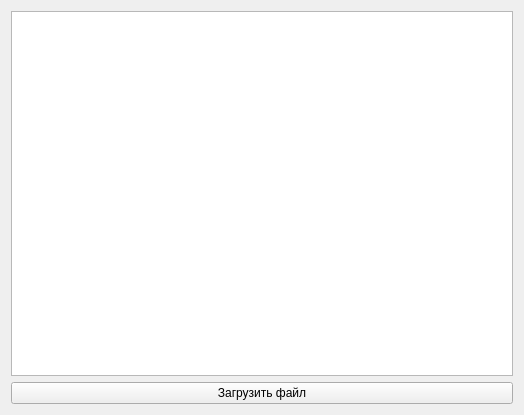
Above: widgets/dmimportform.ui from wepavel/BLSMark before the change. Below: the same form after it.
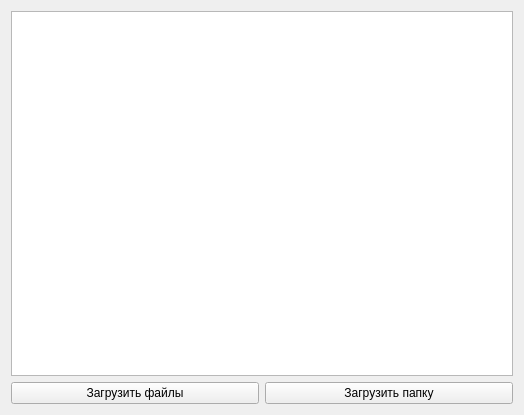
That is the form after the change. Custom widgets are drawn as their Qt base class.

```diff
--- a/widgets/dmimportform.ui
+++ b/widgets/dmimportform.ui
@@ -18,14 +18,32 @@
     <widget class="QTableView" name="tw_dm_codes"/>
    </item>
    <item row="1" column="0">
+    <layout class="QHBoxLayout" name="horizontalLayout">
+     <item>
     <widget class="QPushButton" name="pb_load_file">
      <property name="text">
-      <string>Загрузить файл</string>
+        <string>Загрузить файлы</string>
      </property>
     </widget>
    </item>
-  </layout>
+     <item>
+      <widget class="QPushButton" name="pb_load_dir">
+       <property name="text">
+        <string>Загрузить папку</string>
+       </property>
+      </widget>
+     </item>
+    </layout>
+   </item>
+  </layout>
  </widget>
+ <customwidgets>
+  <customwidget>
+   <class>DmImportTableView</class>
+   <extends>QTableView</extends>
+   <header>models/dmimportmodel.h</header>
+  </customwidget>
+ </customwidgets>
  <resources/>
  <connections/>
 </ui>
```
Left out of the diff: 2 changed lines with no effect on the pictures. Lines whose indentation alone changed are shown as unchanged.
